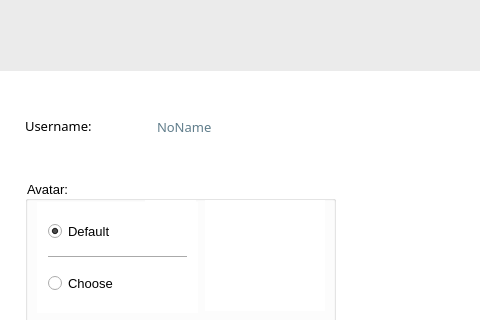
a-mkrv/Chat, file Client/client.ui: the form before one commit; both pictures show x 300 to 780 and y 0 to 320 of the 1061 by 590 pixel window.
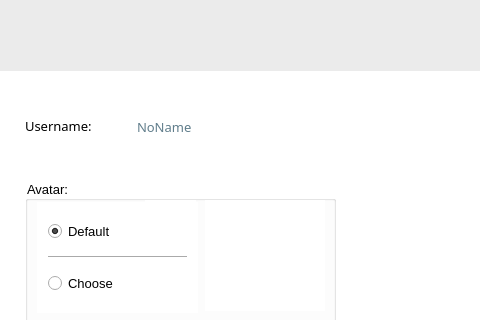
The form after the commit. The open tabs and pages were chosen to show the change. Icons and pictures are not drawn.

What changed in the file:
```diff
--- a/Client/client.ui
+++ b/Client/client.ui
@@ -783,9 +783,9 @@
       <widget class="QLineEdit" name="usernameEdit">
        <property name="geometry">
         <rect>
-         <x>170</x>
+         <x>150</x>
          <y>41</y>
-         <width>181</width>
+         <width>211</width>
          <height>31</height>
         </rect>
        </property>
```
Left out of the diff: 2 changed lines with no effect on the pictures.
